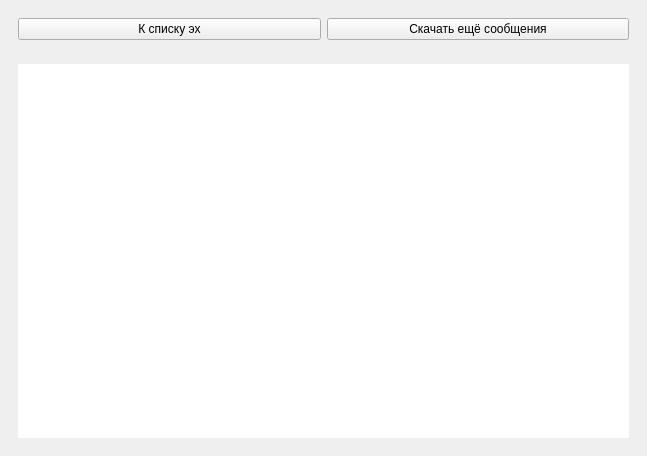
Old version of the form getwindow.ui in the repository idec-net/cutiefeed.
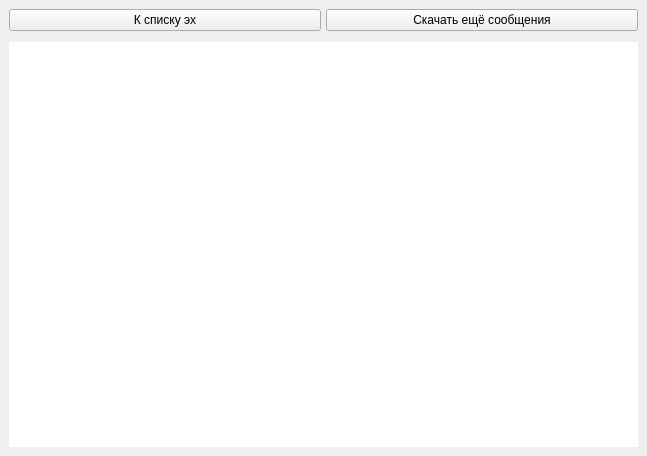
New version of the form.

```diff
--- a/getwindow.ui
+++ b/getwindow.ui
@@ -24,6 +24,21 @@
        <enum>QFrame::Raised</enum>
       </property>
       <layout class="QHBoxLayout" name="horizontalLayout">
+       <property name="spacing">
+        <number>5</number>
+       </property>
+       <property name="leftMargin">
+        <number>0</number>
+       </property>
+       <property name="topMargin">
+        <number>0</number>
+       </property>
+       <property name="rightMargin">
+        <number>0</number>
+       </property>
+       <property name="bottomMargin">
+        <number>5</number>
+       </property>
        <item>
         <widget class="QPushButton" name="pushButton_2">
          <property name="text">
@@ -50,6 +65,12 @@
        <enum>QFrame::Raised</enum>
       </property>
       <layout class="QVBoxLayout" name="verticalLayout">
+       <property name="spacing">
+        <number>0</number>
+       </property>
+       <property name="margin">
+        <number>0</number>
+       </property>
        <item>
         <widget class="QTextEdit" name="textEdit">
          <property name="frameShape">
```
